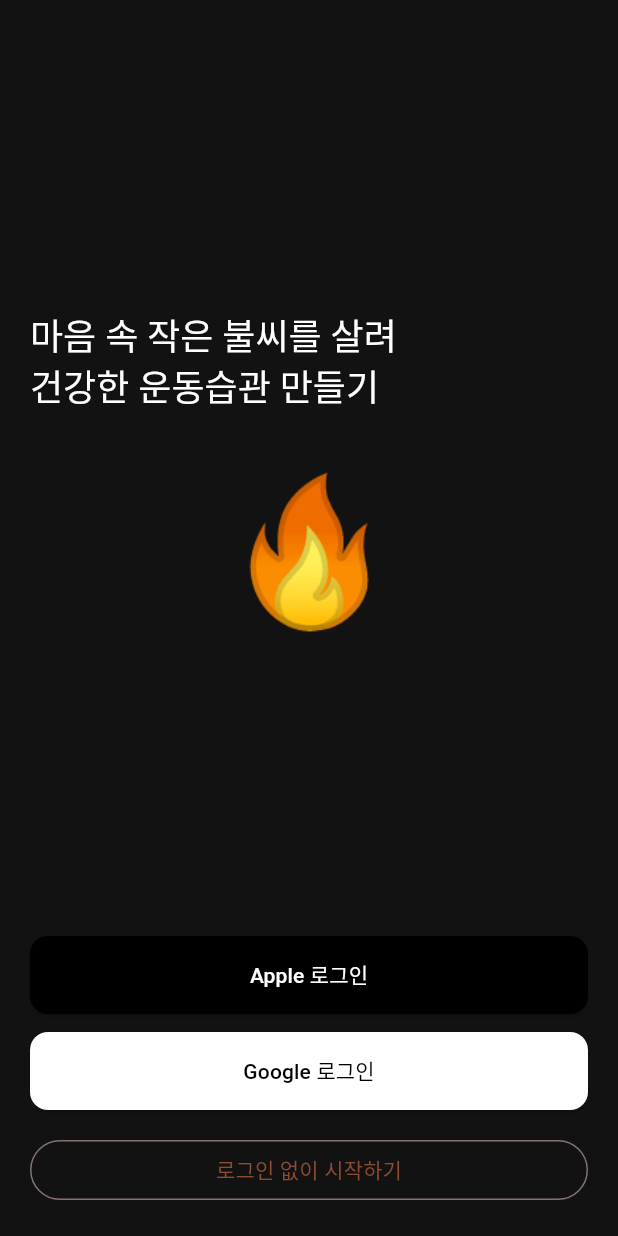
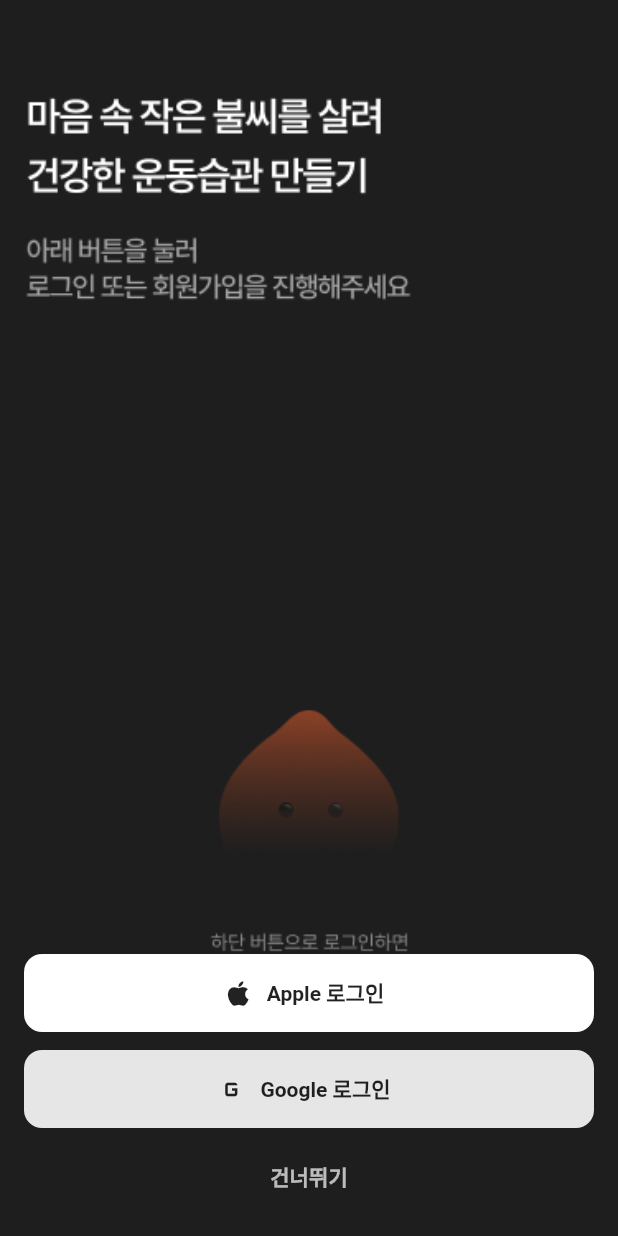
Before and after one commit to Xeostop1/flutter-workoutcounter, a Flutter app: the screen it shows after launch, on a phone screen of 412 x 824 dp. Run offline on Flutter 3.47's test engine with Material 3 defaults, Android fonts, the phone set to English and light mode, and no system bars; our stand-ins replace flutter_tts, go_router, shared_preferences, table_calendar; project files that could hold a hidden picture were left out.

Commit message:
랜딩1페이지 수정 완료

```diff
--- a/lib/pages/auth/landing_page.dart
+++ b/lib/pages/auth/landing_page.dart
@@ -1,5 +1,9 @@
 import 'package:flutter/material.dart';
 import 'package:go_router/go_router.dart';
+import 'package:provider/provider.dart';
+
+import '../../widgets/social_button.dart';
+import '../../viewmodels/auth_viewmodel.dart';
 
 class LandingPage extends StatelessWidget {
   const LandingPage({super.key});
@@ -9,75 +13,66 @@ class LandingPage extends StatelessWidget {
     return Scaffold(
       backgroundColor: const Color(0xFF121212),
       body: SafeArea(
+        child: Stack(
+          children: [
+            // ✔︎ 배경 이미지는 네가 준 sns_login.png를 그대로 사용
+            Positioned.fill(
+              child: Image.asset(
+                'assets/images/sns_login.png',
+                fit: BoxFit.cover,
+              ),
+            ),
+
+            // 하단 버튼/스킵 오버레이
+            Align(
+              alignment: Alignment.bottomCenter,
               child: Padding(
-          padding: const EdgeInsets.all(20),
+                padding: const EdgeInsets.fromLTRB(16, 0, 16, 16),
                 child: Column(
-            crossAxisAlignment: CrossAxisAlignment.start,
+                  mainAxisSize: MainAxisSize.min,
                   children: [
-              const Spacer(),
-              Text(
-                "마음 속 작은 불씨를 살려\n건강한 운동습관 만들기",
-                style: Theme.of(
-                  context,
-                ).textTheme.headlineSmall?.copyWith(color: Colors.white),
-              ),
-              const SizedBox(height: 24),
-              const Center(child: Text('🔥', style: TextStyle(fontSize: 96))),
-              const Spacer(),
-              _LoginBtn(
+                    SocialButton.apple(
                       label: 'Apple 로그인',
-                onTap: () {
-                  /* TODO: 애플 로그인 */
+                      onPressed: () {
+                        // TODO: signInWithApple() 연결
                       },
+                      // iconAsset: 'assets/icons/apple.png',
                     ),
                     const SizedBox(height: 12),
-              _LoginBtn(
+                    SocialButton.google(
                       label: 'Google 로그인',
-                onTap: () {
-                  /* TODO: 구글 로그인 */
+                      onPressed: () {
+                        // TODO: signInWithGoogle() 연결
                       },
-                light: true,
+                      // iconAsset: 'assets/icons/google.png',
                     ),
-              const SizedBox(height: 16),
-              SizedBox(
-                width: double.infinity,
-                child: OutlinedButton(
-                  onPressed: () => context.go('/onboarding/intro'),
-                  child: const Text('로그인 없이 시작하기'),
+                    const SizedBox(height: 8),
+                    // ✅ 맨 아래 Skip: 디바이스 온보딩 스킵 저장 후 홈으로
+                    TextButton(
+                      onPressed: () async {
+                        await context.read<AuthViewModel>().skipOnboarding();
+                        if (context.mounted) context.go('/home');
+                      },
+                      style: TextButton.styleFrom(
+                        padding: const EdgeInsets.symmetric(
+                          vertical: 6,
+                          horizontal: 12,
+                        ),
+                      ),
+                      child: const Text(
+                        '건너뛰기',
+                        style: TextStyle(
+                          color: Colors.white70,
+                          fontWeight: FontWeight.w600,
+                        ),
                       ),
                     ),
                   ],
                 ),
               ),
             ),
-    );
-  }
-}
-
-class _LoginBtn extends StatelessWidget {
-  final String label;
-  final VoidCallback onTap;
-  final bool light;
-  const _LoginBtn({
-    required this.label,
-    required this.onTap,
-    this.light = false,
-  });
-  @override
-  Widget build(BuildContext context) {
-    return SizedBox(
-      height: 52,
-      width: double.infinity,
-      child: ElevatedButton(
-        onPressed: onTap,
-        style: ElevatedButton.styleFrom(
-          backgroundColor: light ? Colors.white : Colors.black,
-          foregroundColor: light ? Colors.black : Colors.white,
-          shape: RoundedRectangleBorder(
-            borderRadius: BorderRadius.circular(12),
+          ],
         ),
-        ),
-        child: Text(label),
       ),
     );
   }
--- /dev/null
+++ b/lib/widgets/social_button.dart
@@ -0,0 +1,89 @@
+import 'package:flutter/material.dart';
+
+enum SocialBrand { apple, google }
+
+class SocialButton extends StatelessWidget {
+  final String label;
+  final VoidCallback onPressed;
+  final SocialBrand brand;
+
+  /// 브랜드 로고를 에셋으로 쓰고 싶으면 경로를 넘겨줘.
+  /// (없으면 기본 아이콘으로 표시)
+  final String? iconAsset;
+
+  final double height;
+  final double radius;
+
+  const SocialButton({
+    super.key,
+    required this.label,
+    required this.onPressed,
+    required this.brand,
+    this.iconAsset,
+    this.height = 52,
+    this.radius = 12,
+  });
+
+  /// 팩토리 생성자 (가독성)
+  factory SocialButton.apple({
+    Key? key,
+    required String label,
+    required VoidCallback onPressed,
+    String? iconAsset,
+  }) => SocialButton(
+    key: key,
+    label: label,
+    onPressed: onPressed,
+    brand: SocialBrand.apple,
+    iconAsset: iconAsset,
+  );
+
+  factory SocialButton.google({
+    Key? key,
+    required String label,
+    required VoidCallback onPressed,
+    String? iconAsset,
+  }) => SocialButton(
+    key: key,
+    label: label,
+    onPressed: onPressed,
+    brand: SocialBrand.google,
+    iconAsset: iconAsset,
+  );
+
+  @override
+  Widget build(BuildContext context) {
+    final isApple = brand == SocialBrand.apple;
+
+    // 스샷에 맞춘 기본 색
+    final bg = isApple ? Colors.white : const Color(0xFFE6E6E6);
+    final fg = Colors.black87;
+
+    Widget icon;
+    if (iconAsset != null) {
+      icon = Image.asset(iconAsset!, width: 20, height: 20);
+    } else {
+      // 에셋이 없다면 임시 아이콘(원하면 나중에 교체)
+      icon = Icon(isApple ? Icons.apple : Icons.g_mobiledata, size: 22);
+    }
+
+    return SizedBox(
+      height: height,
+      width: double.infinity,
+      child: ElevatedButton.icon(
+        onPressed: onPressed,
+        icon: icon,
+        label: Text(label),
+        style: ElevatedButton.styleFrom(
+          backgroundColor: bg,
+          foregroundColor: fg,
+          elevation: 0,
+          shape: RoundedRectangleBorder(
+            borderRadius: BorderRadius.circular(radius),
+          ),
+          textStyle: const TextStyle(fontWeight: FontWeight.w600),
+        ),
+      ),
+    );
+  }
+}
```
Also changed, not shown: assets/images/sns_login.png. Lines whose indentation alone changed are shown as unchanged.
